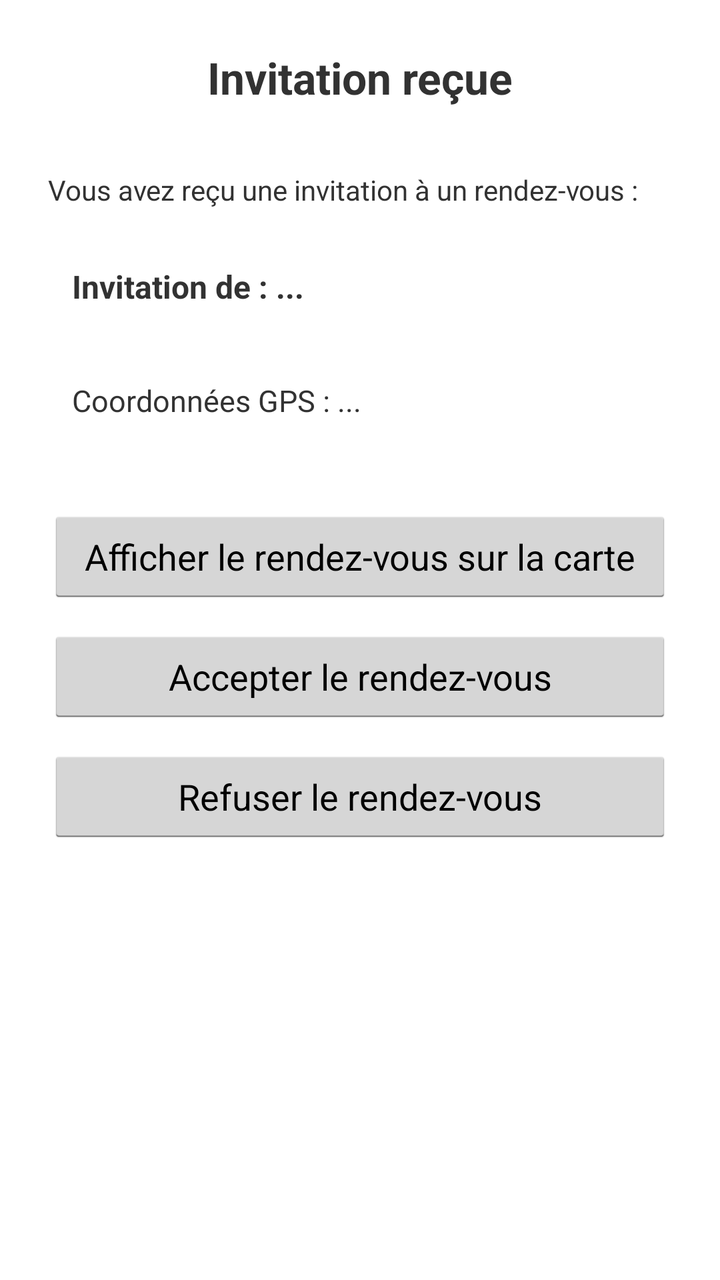
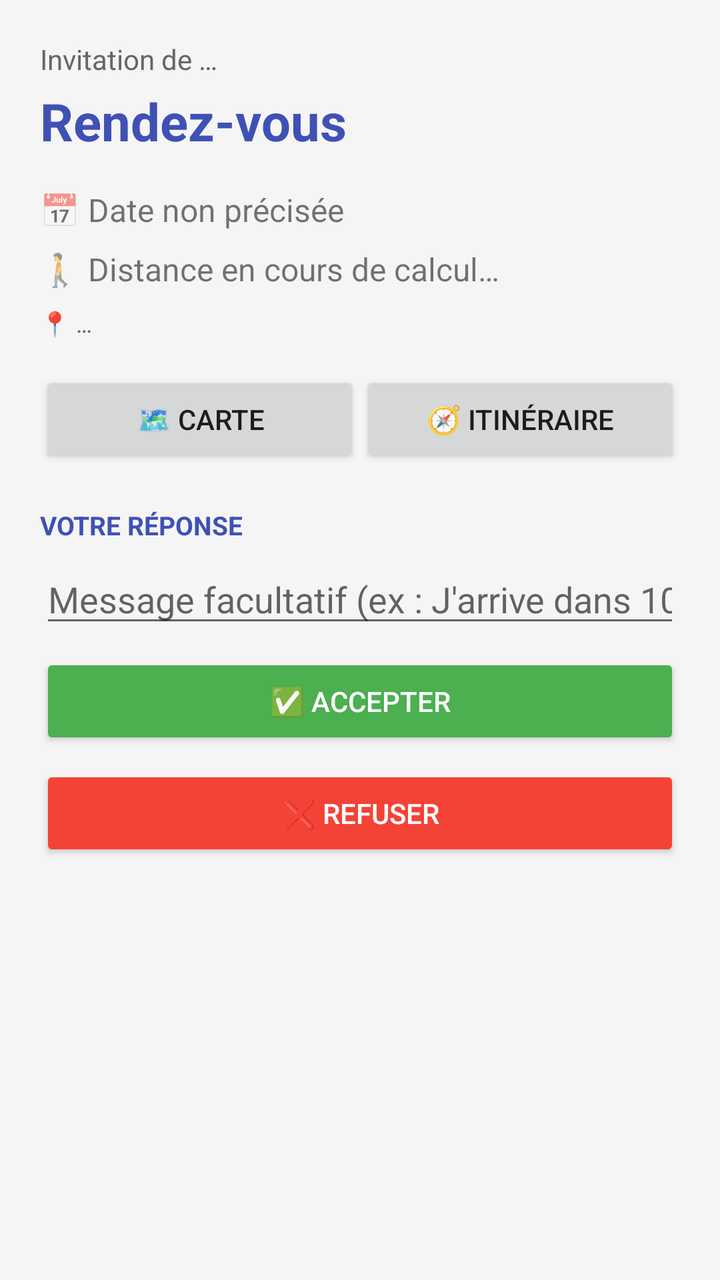

The first picture is an Android layout as it rendered before a commit; the second is the same layout after the commit. The layout source and the unified diff follow.
<!-- AndroidManifest.xml: application theme Theme.GeoRDV -->
<!-- res/layout/activity_invitation_recue.xml -->
<?xml version="1.0" encoding="utf-8"?>
<LinearLayout
    xmlns:android="http://schemas.android.com/apk/res/android"
    android:layout_width="match_parent"
    android:layout_height="match_parent"
    android:orientation="vertical"
    android:padding="24dp">

    <TextView
        android:layout_width="match_parent"
        android:layout_height="wrap_content"
        android:text="Invitation reçue"
        android:textSize="22sp"
        android:textStyle="bold"
        android:gravity="center"
        android:layout_marginBottom="32dp" />

    <TextView
        android:layout_width="match_parent"
        android:layout_height="wrap_content"
        android:text="Vous avez reçu une invitation à un rendez-vous :"
        android:textSize="14sp"
        android:layout_marginBottom="16dp" />

    <TextView
        android:id="@+id/textExpediteur"
        android:layout_width="match_parent"
        android:layout_height="wrap_content"
        android:text="Invitation de : ..."
        android:textSize="16sp"
        android:textStyle="bold"
        android:padding="12dp"
        android:layout_marginBottom="12dp" />

    <TextView
        android:id="@+id/textCoordonnees"
        android:layout_width="match_parent"
        android:layout_height="wrap_content"
        android:text="Coordonnées GPS : ..."
        android:textSize="15sp"
        android:padding="12dp"
        android:layout_marginBottom="32dp" />

    <Button
        android:layout_width="match_parent"
        android:layout_height="wrap_content"
        android:text="Afficher le rendez-vous sur la carte"
        android:onClick="afficherCarte"
        android:layout_marginBottom="12dp" />

    <Button
        android:layout_width="match_parent"
        android:layout_height="wrap_content"
        android:text="Accepter le rendez-vous"
        android:onClick="accepterInvitation"
        android:layout_marginBottom="12dp" />

    <Button
        android:layout_width="match_parent"
        android:layout_height="wrap_content"
        android:text="Refuser le rendez-vous"
        android:onClick="refuserInvitation" />

</LinearLayout>
<!-- resources referenced by this layout -->
<resources>
  <style name="Theme.GeoRDV" parent="android:Theme.Holo.Light">
      </style>
</resources>

<!-- the commit's change to res/layout/activity_invitation_recue.xml (unified diff, before → after) -->
@@ -1,64 +1,117 @@
 <?xml version="1.0" encoding="utf-8"?>
-<LinearLayout
-    xmlns:android="http://schemas.android.com/apk/res/android"
+<ScrollView xmlns:android="http://schemas.android.com/apk/res/android"
     android:layout_width="match_parent"
     android:layout_height="match_parent"
-    android:orientation="vertical"
-    android:padding="24dp">
+    android:background="@color/fond_clair">
 
-    <TextView
+    <LinearLayout
         android:layout_width="match_parent"
         android:layout_height="wrap_content"
-        android:text="Invitation reçue"
-        android:textSize="22sp"
-        android:textStyle="bold"
-        android:gravity="center"
-        android:layout_marginBottom="32dp" />
+        android:orientation="vertical"
+        android:padding="20dp">
 
-    <TextView
-        android:layout_width="match_parent"
-        android:layout_height="wrap_content"
-        android:text="Vous avez reçu une invitation à un rendez-vous :"
-        android:textSize="14sp"
-        android:layout_marginBottom="16dp" />
+        <TextView
+            android:id="@+id/textExpediteur"
+            android:layout_width="match_parent"
+            android:layout_height="wrap_content"
+            android:text="Invitation de …"
+            android:textColor="@color/gris_texte"
+            android:layout_marginBottom="4dp" />
 
-    <TextView
-        android:id="@+id/textExpediteur"
-        android:layout_width="match_parent"
-        android:layout_height="wrap_content"
-        android:text="Invitation de : ..."
-        android:textSize="16sp"
-        android:textStyle="bold"
-        android:padding="12dp"
-        android:layout_marginBottom="12dp" />
+        <TextView
+            android:id="@+id/textTitre"
+            android:layout_width="match_parent"
+            android:layout_height="wrap_content"
+            android:text="Rendez-vous"
+            android:textSize="26sp"
+            android:textStyle="bold"
+            android:textColor="@color/bleu_principal"
+            android:layout_marginBottom="16dp" />
 
-    <TextView
-        android:id="@+id/textCoordonnees"
-        android:layout_width="match_parent"
-        android:layout_height="wrap_content"
-        android:text="Coordonnées GPS : ..."
-        android:textSize="15sp"
-        android:padding="12dp"
-        android:layout_marginBottom="32dp" />
+        <TextView
+            android:id="@+id/textDate"
+            style="@style/Ligne.Info"
+            android:text="📅 Date non précisée" />
 
-    <Button
-        android:layout_width="match_parent"
-        android:layout_height="wrap_content"
-        android:text="Afficher le rendez-vous sur la carte"
-        android:onClick="afficherCarte"
-        android:layout_marginBottom="12dp" />
+        <TextView
+            android:id="@+id/textDistance"
+            style="@style/Ligne.Info"
+            android:text="🚶 Distance en cours de calcul…" />
 
-    <Button
-        android:layout_width="match_parent"
-        android:layout_height="wrap_content"
-        android:text="Accepter le rendez-vous"
-        android:onClick="accepterInvitation"
-        android:layout_marginBottom="12dp" />
+        <TextView
+            android:id="@+id/textCoordonnees"
+            style="@style/Ligne.Info"
+            android:textSize="12sp"
+            android:textColor="@color/gris_texte"
+            android:text="📍 …" />
 
-    <Button
-        android:layout_width="match_parent"
-        android:layout_height="wrap_content"
-        android:text="Refuser le rendez-vous"
-        android:onClick="refuserInvitation" />
+        <LinearLayout
+            android:layout_width="match_parent"
+            android:layout_height="wrap_content"
+            android:orientation="horizontal"
+            android:layout_marginTop="8dp"
+            android:layout_marginBottom="20dp">
 
-</LinearLayout>
+            <Button
+                android:layout_width="0dp"
+                android:layout_height="wrap_content"
+                android:layout_weight="1"
+                android:text="🗺 Carte"
+                android:onClick="afficherCarte" />
+
+            <Button
+                android:layout_width="0dp"
+                android:layout_height="wrap_content"
+                android:layout_weight="1"
+                android:text="🧭 Itinéraire"
+                android:onClick="lancerItineraire" />
+        </LinearLayout>
+
+        <TextView
+            android:id="@+id/textStatut"
+            android:layout_width="match_parent"
+            android:layout_height="wrap_content"
+            android:textStyle="bold"
+            android:textSize="16sp"
+            android:visibility="gone"
+            android:layout_marginBottom="12dp" />
+
+        <LinearLayout
+            android:id="@+id/blocReponse"
+            android:layout_width="match_parent"
+            android:layout_height="wrap_content"
+            android:orientation="vertical">
+
+            <TextView
+                style="@style/Titre.Section"
+                android:text="Votre réponse" />
+
+            <EditText
+                android:id="@+id/editMessage"
+                android:layout_width="match_parent"
+                android:layout_height="wrap_content"
+                android:hint="Message facultatif (ex : J'arrive dans 10 min)"
+                android:inputType="textCapSentences"
+                android:maxLength="80"
+                android:layout_marginBottom="8dp" />
+
+            <Button
+                android:layout_width="match_parent"
+                android:layout_height="wrap_content"
+                android:text="✅ Accepter"
+                android:textColor="@android:color/white"
+                android:backgroundTint="@color/vert_accepter"
+                android:onClick="accepterInvitation"
+                android:layout_marginBottom="8dp" />
+
+            <Button
+                android:layout_width="match_parent"
+                android:layout_height="wrap_content"
+                android:text="❌ Refuser"
+                android:textColor="@android:color/white"
+                android:backgroundTint="@color/rouge_refuser"
+                android:onClick="refuserInvitation" />
+        </LinearLayout>
+
+    </LinearLayout>
+</ScrollView>
<!-- resource entries referenced after the edit -->
@@ -1,6 +1,30 @@
 <!-- resources referenced by this layout -->
 <resources>
-  <style name="Theme.GeoRDV" parent="android:Theme.Holo.Light">
+  <color name="bleu_principal">#3F51B5</color>
+  <color name="fond_clair">#F5F5F5</color>
+  <color name="gris_texte">#666666</color>
+  <color name="rouge_refuser">#F44336</color>
+  <color name="vert_accepter">#4CAF50</color>
+  <style name="Ligne.Info">
+          <item name="android:layout_width">match_parent</item>
+          <item name="android:layout_height">wrap_content</item>
+          <item name="android:textSize">16sp</item>
+          <item name="android:layout_marginBottom">8dp</item>
       </style>
+  <style name="Titre.Section">
+          <item name="android:layout_width">match_parent</item>
+          <item name="android:layout_height">wrap_content</item>
+          <item name="android:textSize">13sp</item>
+          <item name="android:textStyle">bold</item>
+          <item name="android:textAllCaps">true</item>
+          <item name="android:textColor">@color/bleu_principal</item>
+          <item name="android:layout_marginBottom">6dp</item>
+      </style>
+  <style name="Theme.GeoRDV" parent="android:Theme.Material.Light.DarkActionBar">
+          <item name="android:colorPrimary">@color/bleu_principal</item>
+          <item name="android:colorPrimaryDark">@color/bleu_fonce</item>
+          <item name="android:colorAccent">@color/bleu_principal</item>
+      </style>
+  <color name="bleu_fonce">#303F9F</color>
 </resources>
 
